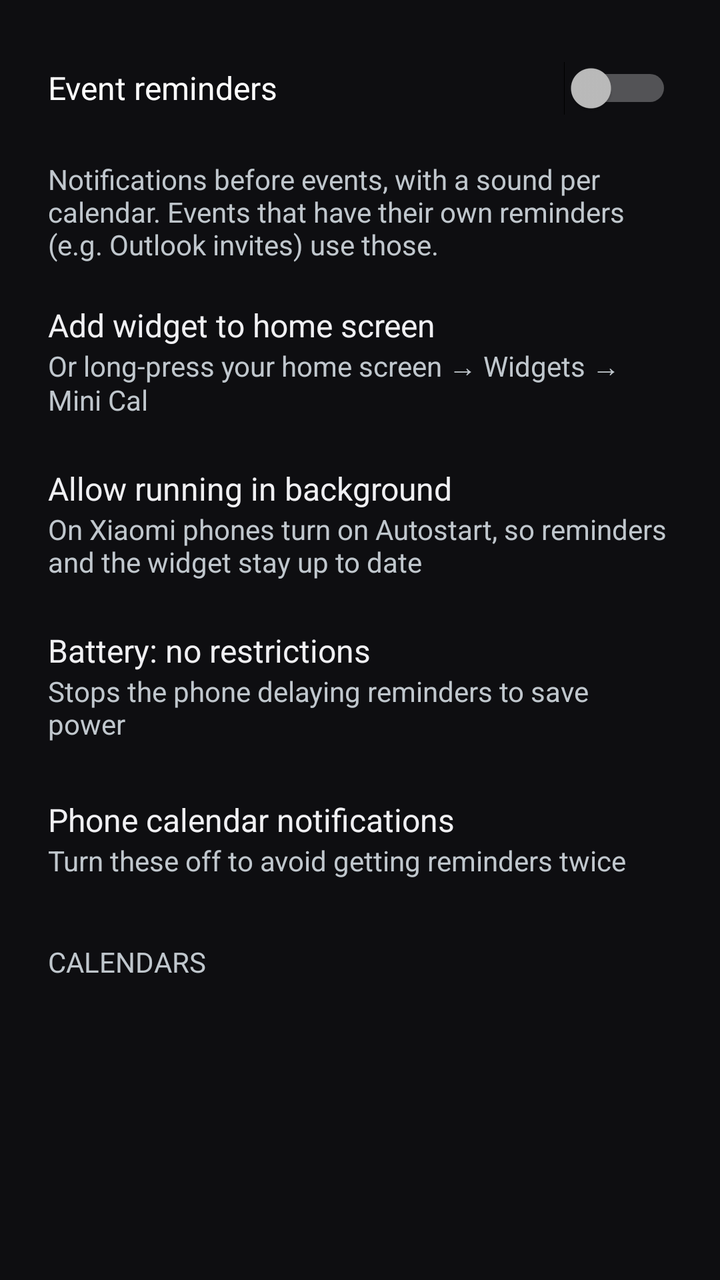
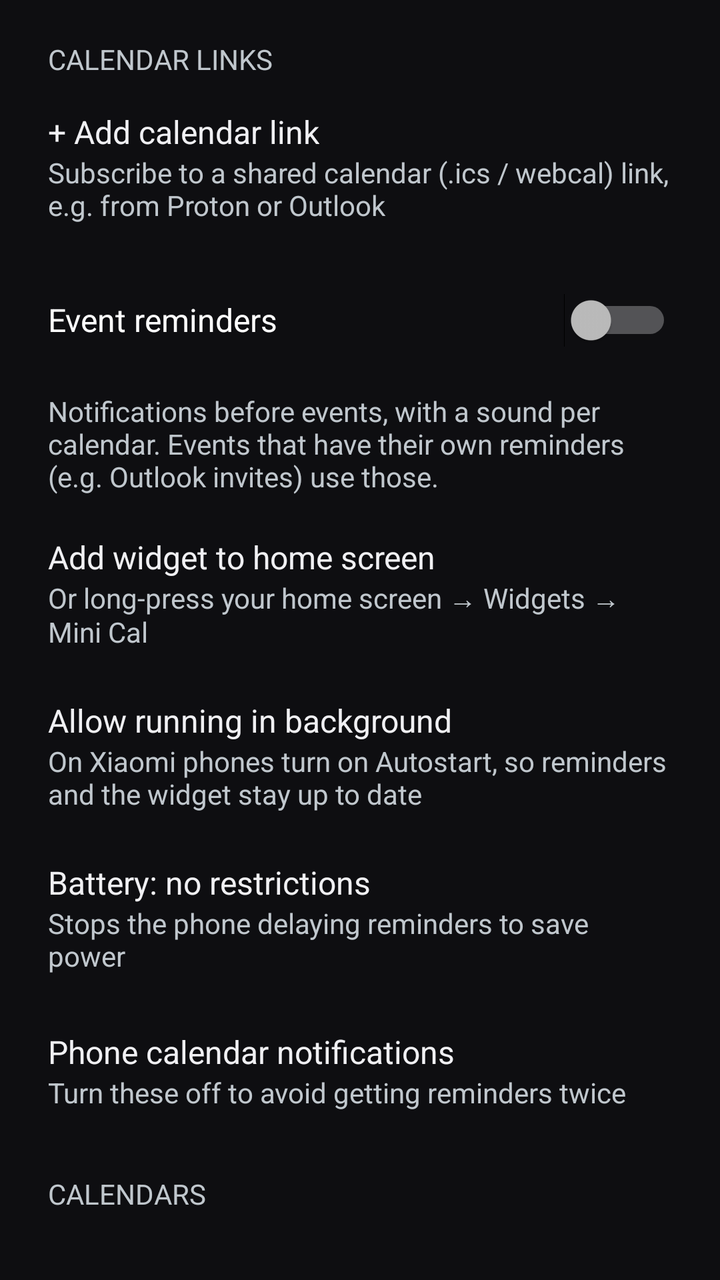

Before-and-after screenshots of an Android layout around one commit, followed by the original layout XML and the change that was made.
<!-- AndroidManifest.xml: activity theme Theme.Cal.Settings -->
<!-- res/layout/activity_calendar_settings.xml -->
<?xml version="1.0" encoding="utf-8"?>
<ScrollView xmlns:android="http://schemas.android.com/apk/res/android"
    android:layout_width="match_parent"
    android:layout_height="match_parent"
    android:fitsSystemWindows="true">

    <LinearLayout
        android:layout_width="match_parent"
        android:layout_height="wrap_content"
        android:orientation="vertical"
        android:paddingVertical="8dp">

        <Switch
            android:id="@+id/switch_reminders"
            style="@style/SettingsSwitch"
            android:text="@string/pref_reminders" />

        <TextView
            style="@style/SettingsSummary"
            android:paddingHorizontal="24dp"
            android:paddingBottom="8dp"
            android:text="@string/pref_reminders_summary" />

        <LinearLayout
            android:id="@+id/row_add_widget"
            style="@style/SettingsRow">
            <TextView
                style="@style/SettingsTitle"
                android:text="@string/pref_add_widget" />
            <TextView
                style="@style/SettingsSummary"
                android:text="@string/pref_add_widget_summary" />
        </LinearLayout>

        <LinearLayout
            android:id="@+id/row_background"
            style="@style/SettingsRow">
            <TextView
                style="@style/SettingsTitle"
                android:text="@string/pref_background" />
            <TextView
                style="@style/SettingsSummary"
                android:text="@string/pref_background_summary" />
        </LinearLayout>

        <LinearLayout
            android:id="@+id/row_battery"
            style="@style/SettingsRow">
            <TextView
                style="@style/SettingsTitle"
                android:text="@string/pref_battery" />
            <TextView
                style="@style/SettingsSummary"
                android:text="@string/pref_battery_summary" />
        </LinearLayout>

        <LinearLayout
            android:id="@+id/row_system_calendar_notifications"
            style="@style/SettingsRow">
            <TextView
                style="@style/SettingsTitle"
                android:text="@string/pref_system_calendar_notifications" />
            <TextView
                style="@style/SettingsSummary"
                android:text="@string/pref_system_calendar_notifications_summary" />
        </LinearLayout>

        <TextView
            style="@style/SettingsSummary"
            android:paddingHorizontal="24dp"
            android:paddingTop="16dp"
            android:paddingBottom="4dp"
            android:text="@string/pref_calendars_header"
            android:textAllCaps="true" />

        <LinearLayout
            android:id="@+id/calendar_rows"
            android:layout_width="match_parent"
            android:layout_height="wrap_content"
            android:orientation="vertical" />

        <TextView
            android:id="@+id/calendars_empty"
            style="@style/SettingsSummary"
            android:paddingHorizontal="24dp"
            android:paddingVertical="12dp"
            android:text="@string/pref_calendars_empty"
            android:visibility="gone" />
    </LinearLayout>
</ScrollView>
<!-- resources referenced by this layout -->
<resources>
  <string name="pref_add_widget">Add widget to home screen</string>
  <string name="pref_add_widget_summary">Or long-press your home screen → Widgets → Mini Cal</string>
  <string name="pref_background">Allow running in background</string>
  <string name="pref_background_summary">On Xiaomi phones turn on Autostart, so reminders and the widget stay up to date</string>
  <string name="pref_battery">Battery: no restrictions</string>
  <string name="pref_battery_summary">Stops the phone delaying reminders to save power</string>
  <string name="pref_calendars_empty">No calendars yet. Allow calendar access first.</string>
  <string name="pref_calendars_header">Calendars</string>
  <string name="pref_reminders">Event reminders</string>
  <string name="pref_reminders_summary">Notifications before events, with a sound per calendar. Events that have their own reminders (e.g. Outlook invites) use those.</string>
  <string name="pref_system_calendar_notifications">Phone calendar notifications</string>
  <string name="pref_system_calendar_notifications_summary">Turn these off to avoid getting reminders twice</string>
  <style name="SettingsRow">
          <item name="android:layout_width">match_parent</item>
          <item name="android:layout_height">wrap_content</item>
          <item name="android:minHeight">72dp</item>
          <item name="android:orientation">vertical</item>
          <item name="android:gravity">center_vertical</item>
          <item name="android:paddingHorizontal">24dp</item>
          <item name="android:paddingVertical">12dp</item>
          <item name="android:background">?android:attr/selectableItemBackground</item>
          <item name="android:clickable">true</item>
          <item name="android:focusable">true</item>
      </style>
  <style name="SettingsSummary">
          <item name="android:layout_width">wrap_content</item>
          <item name="android:layout_height">wrap_content</item>
          <item name="android:textAppearance">?android:attr/textAppearanceSmall</item>
          <item name="android:textColor">?android:attr/textColorSecondary</item>
      </style>
  <style name="SettingsSwitch">
          <item name="android:layout_width">match_parent</item>
          <item name="android:layout_height">wrap_content</item>
          <item name="android:minHeight">72dp</item>
          <item name="android:paddingHorizontal">24dp</item>
          <item name="android:textAppearance">?android:attr/textAppearanceListItem</item>
      </style>
  <style name="SettingsTitle">
          <item name="android:layout_width">wrap_content</item>
          <item name="android:layout_height">wrap_content</item>
          <item name="android:textAppearance">?android:attr/textAppearanceListItem</item>
      </style>
  <style name="Theme.Cal.Settings" parent="android:Theme.DeviceDefault">
          <item name="android:windowBackground">@color/page_bg</item>
          <item name="android:colorPrimary">@color/page_bg</item>
          <item name="android:colorAccent">@color/accent</item>
      </style>
  <color name="page_bg">#FF0E0E11</color>
  <color name="accent">#FF8AB4F8</color>
</resources>

<!-- the commit's change to res/layout/activity_calendar_settings.xml (unified diff, before → after) -->
@@ -9,6 +9,31 @@
         android:layout_height="wrap_content"
         android:orientation="vertical"
         android:paddingVertical="8dp">
+
+        <TextView
+            style="@style/SettingsSummary"
+            android:paddingHorizontal="24dp"
+            android:paddingTop="12dp"
+            android:paddingBottom="4dp"
+            android:text="@string/links_header"
+            android:textAllCaps="true" />
+
+        <LinearLayout
+            android:id="@+id/link_rows"
+            android:layout_width="match_parent"
+            android:layout_height="wrap_content"
+            android:orientation="vertical" />
+
+        <LinearLayout
+            android:id="@+id/row_add_link"
+            style="@style/SettingsRow">
+            <TextView
+                style="@style/SettingsTitle"
+                android:text="@string/links_add" />
+            <TextView
+                style="@style/SettingsSummary"
+                android:text="@string/links_add_summary" />
+        </LinearLayout>
 
         <Switch
             android:id="@+id/switch_reminders"
<!-- resource entries referenced after the edit -->
@@ -1,5 +1,8 @@
 <!-- resources referenced by this layout -->
 <resources>
+  <string name="links_add">+ Add calendar link</string>
+  <string name="links_add_summary">Subscribe to a shared calendar (.ics / webcal) link, e.g. from Proton or Outlook</string>
+  <string name="links_header">Calendar links</string>
   <string name="pref_add_widget">Add widget to home screen</string>
   <string name="pref_add_widget_summary">Or long-press your home screen → Widgets → Mini Cal</string>
   <string name="pref_background">Allow running in background</string>
